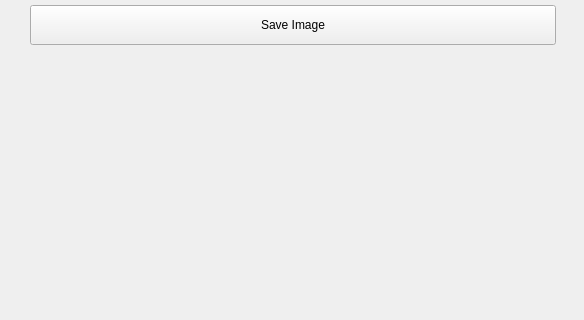
This is Views/uiSimilMap.ui in samuelvp360/SVP360CalculationController as Qt 5 draws it before an edit; both pictures show x 0 to 584 and y 0 to 320 of the 584 by 686 pixel window. The edited form follows.
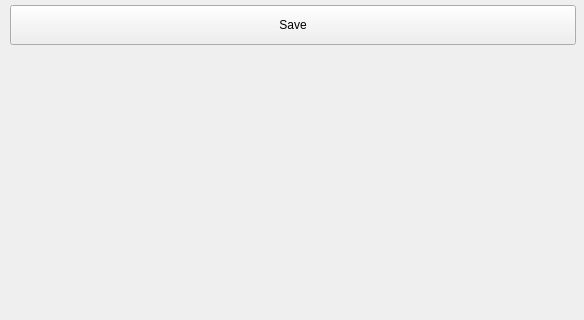
This is the edited form.

What changed in the file:
```diff
--- a/Views/uiSimilMap.ui
+++ b/Views/uiSimilMap.ui
@@ -13,26 +13,13 @@
   <property name="windowTitle">
    <string>Similarity Map</string>
   </property>
-  <widget class="QLabel" name="uiSimilMapLabel">
-   <property name="geometry">
-    <rect>
-     <x>15</x>
-     <y>110</y>
-     <width>550</width>
-     <height>550</height>
-    </rect>
-   </property>
-   <property name="text">
-    <string/>
-   </property>
-  </widget>
   <widget class="QWidget" name="layoutWidget">
    <property name="geometry">
     <rect>
-     <x>30</x>
+     <x>10</x>
      <y>5</y>
-     <width>526</width>
-     <height>80</height>
+     <width>566</width>
+     <height>656</height>
     </rect>
    </property>
    <layout class="QVBoxLayout" name="verticalLayout">
@@ -45,7 +32,7 @@
        </size>
       </property>
       <property name="text">
-       <string>Save Image</string>
+       <string>Save</string>
       </property>
      </widget>
     </item>
@@ -64,6 +51,13 @@
       </property>
      </widget>
     </item>
+    <item>
+     <widget class="QLabel" name="uiSimilMapLabel">
+      <property name="text">
+       <string/>
+      </property>
+     </widget>
+    </item>
    </layout>
   </widget>
  </widget>
```
